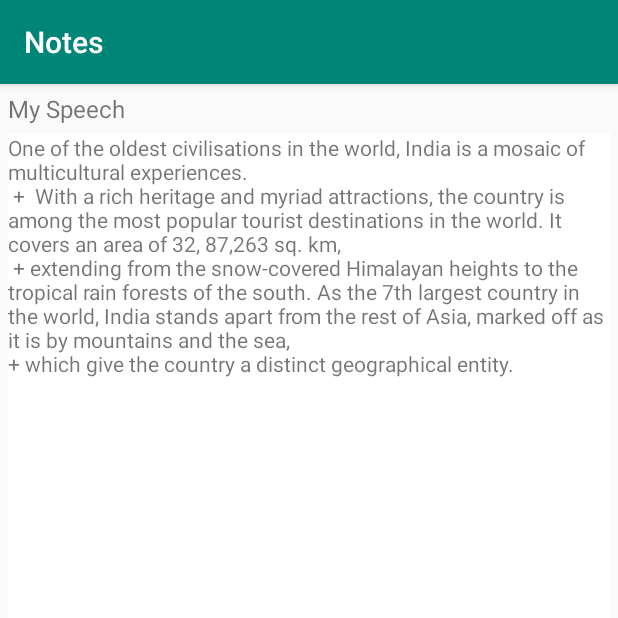
After one commit to Shamivul/Notes, an Android app: the ViewNoteActivity screen opened directly, with no data from a screen before it, on a phone screen of 412 x 824 dp, the top half of it. The commit adds this screen. Run offline under Robolectric (Android 15) with nearby library versions, the phone set to English and light mode, and no system bars; our stand-ins replace ButterKnife, Room's generated code; 2 statements that could not run were skipped.

Commit message:
ViewNoteActivity and add note bugs fixed

```diff
--- a/app/build.gradle
+++ b/app/build.gradle
@@ -48,4 +48,8 @@ dependencies {
     implementation 'android.arch.persistence.room:runtime:1.1.1'
     annotationProcessor 'android.arch.persistence.room:compiler:1.1.1'
 
+    //ViewModel
+    implementation "android.arch.lifecycle:extensions:1.1.1"
+    implementation "android.arch.lifecycle:viewmodel:1.1.1"
+
 }
--- a/app/src/main/AndroidManifest.xml
+++ b/app/src/main/AndroidManifest.xml
@@ -9,7 +9,8 @@
         android:roundIcon="@mipmap/ic_launcher_round"
         android:supportsRtl="true"
         android:theme="@style/AppTheme">
-        <activity android:name=".Activities.AddNoteActivity"></activity>
+        <activity android:name=".Activities.ViewNoteActivity"></activity>
+        <activity android:name=".Activities.AddNoteActivity" />
         <activity android:name=".MainActivity">
             <intent-filter>
                 <action android:name="android.intent.action.MAIN" />
--- /dev/null
+++ b/app/src/main/java/com/example/notes/Activities/ViewNoteActivity.java
@@ -0,0 +1,51 @@
+package com.example.notes.Activities;
+
+import androidx.appcompat.app.AppCompatActivity;
+
+import android.content.Intent;
+import android.os.Bundle;
+import android.text.Editable;
+import android.text.TextWatcher;
+import android.util.Log;
+import android.view.View;
+import android.widget.EditText;
+import android.widget.TextView;
+
+import com.example.notes.R;
+import com.example.notes.modelClass.Note;
+
+import butterknife.BindView;
+import butterknife.ButterKnife;
+
+public class ViewNoteActivity extends AppCompatActivity {
+
+    private static final String TAG = ViewNoteActivity.class.getSimpleName();
+
+
+    @BindView(R.id.view_note_title_tv)
+    TextView viewNoteTitleTv;
+
+    @BindView(R.id.view_note_content_tv)
+    TextView viewNoteEditTv;
+
+    private Note note = new Note();
+
+    @Override
+    protected void onCreate(Bundle savedInstanceState) {
+        super.onCreate(savedInstanceState);
+        setContentView(R.layout.activity_view_note);
+        ButterKnife.bind(this);
+
+        note = (Note) getIntent().getSerializableExtra("note");
+
+        Log.d(TAG, "onCreate: "+note);
+
+        setNoteView();
+
+    }
+
+    private void setNoteView() {
+        viewNoteTitleTv.setText(note.getTitle());
+        viewNoteEditTv.setText(note.getNoteText());
+    }
+}
--- a/app/src/main/java/com/example/notes/modelClass/Note.java
+++ b/app/src/main/java/com/example/notes/modelClass/Note.java
@@ -2,7 +2,6 @@ package com.example.notes.modelClass;
 
 import androidx.room.ColumnInfo;
 import androidx.room.Entity;
-import androidx.room.Ignore;
 import androidx.room.PrimaryKey;
 
 import java.io.Serializable;
--- /dev/null
+++ b/app/src/main/res/layout/activity_view_note.xml
@@ -0,0 +1,35 @@
+<?xml version="1.0" encoding="utf-8"?>
+<androidx.constraintlayout.widget.ConstraintLayout xmlns:android="http://schemas.android.com/apk/res/android"
+    xmlns:app="http://schemas.android.com/apk/res-auto"
+    xmlns:tools="http://schemas.android.com/tools"
+    android:layout_width="match_parent"
+    android:layout_height="match_parent"
+    android:padding="5dp"
+    tools:context=".Activities.ViewNoteActivity">
+
+    <TextView
+        android:id="@+id/view_note_title_tv"
+        android:layout_width="0dp"
+        android:layout_height="wrap_content"
+        android:layout_marginEnd="5dp"
+        android:text="@string/note_title_text"
+        android:textSize="16sp"
+        app:layout_constraintEnd_toEndOf="parent"
+        app:layout_constraintStart_toStartOf="parent"
+        app:layout_constraintTop_toTopOf="parent" />
+
+    <TextView
+        android:id="@+id/view_note_content_tv"
+        android:layout_width="match_parent"
+        android:layout_height="0dp"
+        android:layout_marginTop="5dp"
+        android:background="#fff"
+        android:gravity="start"
+        android:text="@string/note_description_text"
+        app:layout_constraintBottom_toBottomOf="parent"
+        app:layout_constraintEnd_toEndOf="parent"
+        app:layout_constraintStart_toStartOf="parent"
+        app:layout_constraintTop_toBottomOf="@+id/view_note_title_tv" />
+
+
+</androidx.constraintlayout.widget.ConstraintLayout>
--- a/app/src/main/res/layout/note_view_holder_item.xml
+++ b/app/src/main/res/layout/note_view_holder_item.xml
@@ -1,7 +1,7 @@
 <?xml version="1.0" encoding="utf-8"?>
 <androidx.constraintlayout.widget.ConstraintLayout xmlns:android="http://schemas.android.com/apk/res/android"
     xmlns:app="http://schemas.android.com/apk/res-auto"
-    android:orientation="vertical"
+    android:id="@+id/note_container"
     android:layout_width="match_parent"
     android:layout_height="wrap_content"
     android:padding="5dp">
@@ -23,6 +23,7 @@
         android:text="@string/note_created_time_text"
         android:textColor="@color/colorAccent"
         android:textSize="14sp"
+        android:gravity="start"
         app:layout_constraintEnd_toEndOf="parent"
         app:layout_constraintTop_toTopOf="parent" />
 
--- a/app/src/main/res/values/strings.xml
+++ b/app/src/main/res/values/strings.xml
@@ -12,4 +12,5 @@
     <string name="Add_content_text">Add your content here</string>
     <string name="add_text">Add</string>
     <string name="fill_fields_text">Please fill all the fields</string>
+    <string name="save_text">Save</string>
 </resources>
```
Also changed, not shown: app/src/main/java/com/example/notes/Activities/AddNoteActivity.java (+17 -5 lines), app/src/main/java/com/example/notes/Adapter/NoteItemAdapter.java (+17 -0 lines), app/src/main/java/com/example/notes/MainActivity.java (+27 -41 lines), app/src/main/java/com/example/notes/viewmodel/NotesViewmodel.java (added, +28 -0 lines).
